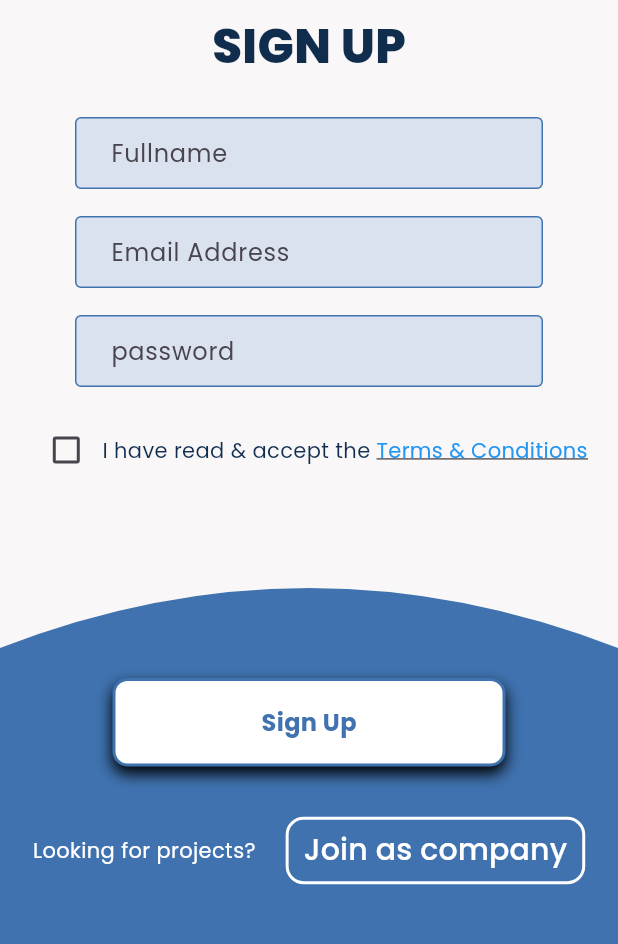
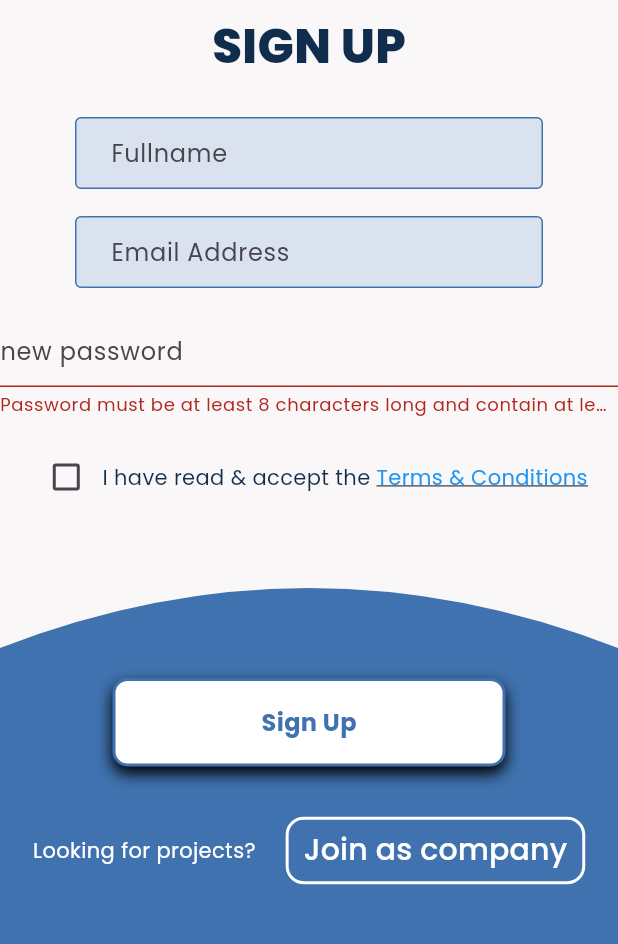
Before and after one commit to NguyenQuang179/amp_studenthub, a Flutter app: the SignupStepTwo screen opened by its route, on a phone screen of 412 x 824 dp, the part 72-1016 px from its top. Run offline on Flutter 3.47's test engine with Material 3 defaults, Android fonts, the phone set to English and light mode, and no system bars; our stand-ins replace dio, dotted_border, dropdown_button2, file_picker, flutter_custom_clippers, flutter_spinkit and 8 more; missing offline and left inert: omni_datetime_picker; accounts and stored records are empty; network calls fail.

Commit message:
Apply for project, favorite project (might be missing in detail page). Forgot change password

```diff
--- a/lib/components/textfield.dart
+++ b/lib/components/textfield.dart
@@ -2,24 +2,27 @@ import 'package:amp_studenthub/configs/constant.dart';
 import 'package:flutter/material.dart';
 
 class Textfield extends StatelessWidget {
-  // final String labelText;
-  // ignore: prefer_typing_uninitialized_variables
-  final controller;
+  final TextEditingController controller;
   final String hintText;
   final bool obscureText;
+  final String? errorText; // Added errorText parameter
 
-  const Textfield(
-      {super.key,
-      // required this.labelText,
+  const Textfield({
+    super.key,
     required this.controller,
     required this.hintText,
-      required this.obscureText});
+    required this.obscureText,
+    this.errorText, // Make errorText optional
+  });
 
   @override
   Widget build(BuildContext context) {
     return Padding(
       padding: const EdgeInsets.symmetric(horizontal: 50.0),
-      child: SizedBox(
+      child: Column(
+        crossAxisAlignment: CrossAxisAlignment.start,
+        children: [
+          SizedBox(
             height: 50,
             child: TextField(
               controller: controller,
@@ -36,8 +39,19 @@ class Textfield extends StatelessWidget {
                 filled: true,
                 contentPadding:
                     const EdgeInsets.symmetric(horizontal: 20, vertical: 10),
+                errorText: errorText, // Set errorText here
               ),
             ),
+          ),
+          if (errorText != null) // Display error text if provided
+            Padding(
+              padding: const EdgeInsets.only(top: 8.0),
+              child: Text(
+                errorText!,
+                style: TextStyle(color: Colors.red),
+              ),
+            ),
+        ],
       ),
     );
   }
--- a/lib/models/project.dart
+++ b/lib/models/project.dart
@@ -10,7 +10,7 @@ class Project {
   final int numberOfStudents;
   final int? typeFlag;
   final int countProposals;
-  final bool isFavorite;
+  late final bool isFavorite;
   final String createdDate;
 
   Project({
--- a/lib/screens/Student_Projects/project_list_filtered.dart
+++ b/lib/screens/Student_Projects/project_list_filtered.dart
@@ -59,8 +59,6 @@ class _ProjectListFilteredState extends State<ProjectListFiltered> {
           backgroundColor: Colors.red,
           textColor: Colors.white,
           fontSize: 16.0);
-
-      await filterProjects(context);
     } catch (error) {
       print(error);
       Fluttertoast.showToast(
@@ -449,6 +447,7 @@ class _ProjectListFilteredState extends State<ProjectListFiltered> {
                   isSaved: project.isFavorite,
                   favorite: () {
                     favorite(project.id, project.isFavorite);
+                    resultList[index].isFavorite = !project.isFavorite;
                   },
                 );
               },
--- a/lib/screens/signup_step2.dart
+++ b/lib/screens/signup_step2.dart
@@ -32,6 +32,20 @@ class _SignupStepTowState extends State<SignupStepTwo> {
   //   print('Password: ${passwordController.text}');
   //   print('Role: ${role}');
   // }
+  String? validatePassword(String password) {
+    // Define a regular expression pattern
+    final RegExp passwordPattern = RegExp(
+      r'^(?=.*?[A-Z])(?=.*?[a-z])(?=.*?[0-9]).{8,}$',
+    );
+
+    // Check if the password matches the pattern
+    if (!passwordPattern.hasMatch(password)) {
+      return 'Password must be at least 8 characters long and contain at least one uppercase letter, one lowercase letter, and one digit';
+    }
+    // Return null if password is valid
+    return null;
+  }
+
   Future<void> signUp() async {
     if (!_isChecked) {
       Fluttertoast.showToast(msg: 'Please accept the Terms & Conditions');
@@ -120,10 +134,12 @@ class _SignupStepTowState extends State<SignupStepTwo> {
 
                   Container(
                     margin: const EdgeInsets.only(bottom: 16),
-                    child: Textfield(
+                    child: TextField(
                         controller: passwordController,
-                        hintText: 'password',
-                        obscureText: true),
+                        decoration: InputDecoration(
+                            hintText: "new password",
+                            errorText:
+                                validatePassword(passwordController.text))),
                   ),
 
                   Row(
@@ -133,9 +149,11 @@ class _SignupStepTowState extends State<SignupStepTwo> {
                       Checkbox(
                         value: _isChecked,
                         onChanged: (value) {
-                          setState(() {
-                            _isChecked = value as bool;
-                          });
+                          if (mounted) {
+                            setState(() {
+                              _isChecked = value as bool;
+                            });
+                          }
                         },
                       ),
                       const Text(
--- a/lib/screens/student_submit_proposal.dart
+++ b/lib/screens/student_submit_proposal.dart
@@ -78,7 +78,7 @@ class _StudentSubmitProposalState extends State<StudentSubmitProposal> {
             backgroundColor: Colors.red,
             textColor: Colors.white,
             fontSize: 16.0);
-        GoRouter.of(context).goNamed(RouteConstants.studentDashboard);
+        GoRouter.of(context).goNamed(RouteConstants.companyProject);
       } else {
         Fluttertoast.showToast(
             msg: 'An error occurred',
--- a/lib/screens/switch_account_screen.dart
+++ b/lib/screens/switch_account_screen.dart
@@ -25,6 +25,20 @@ class _SwitchAccountScreenState extends State<SwitchAccountScreen> {
   bool _isLoading = true;
   TextEditingController oldPasswordController = TextEditingController();
   TextEditingController newPasswordController = TextEditingController();
+  String? validatePassword(String password) {
+    // Define a regular expression pattern
+    final RegExp passwordPattern = RegExp(
+      r'^(?=.*?[A-Z])(?=.*?[a-z])(?=.*?[0-9]).{8,}$',
+    );
+
+    // Check if the password matches the pattern
+    if (!passwordPattern.hasMatch(password)) {
+      return 'Password must be at least 8 characters long and contain at least one uppercase letter, one lowercase letter, and one digit';
+    }
+    // Return null if password is valid
+    return null;
+  }
+
   Future<void> _displayTextInputDialog() async {
     return showDialog(
       context: context,
@@ -38,9 +52,10 @@ class _SwitchAccountScreenState extends State<SwitchAccountScreen> {
                 decoration: InputDecoration(hintText: "old password"),
               ),
               TextField(
-                controller: newPasswordController,
-                decoration: InputDecoration(hintText: "new password"),
-              ),
+                  controller: newPasswordController,
+                  decoration: InputDecoration(
+                      hintText: "new password",
+                      errorText: validatePassword(newPasswordController.text))),
             ],
           ),
           actions: <Widget>[
@@ -312,7 +327,9 @@ class _SwitchAccountScreenState extends State<SwitchAccountScreen> {
               height: 50,
               width: double.infinity,
               child: ElevatedButton(
-                onPressed: () {},
+                onPressed: () {
+                  _displayTextInputDialog();
+                },
                 style: ElevatedButton.styleFrom(
                   padding: EdgeInsets.zero,
                 ),
```
Also changed, not shown: lib/screens/Student_Projects/project_detail.dart (+82 -6 lines), lib/screens/Student_Projects/project_list.dart (+7 -1 lines), lib/screens/login_page.dart (+4 -3 lines). Lines whose indentation alone changed are shown as unchanged.
